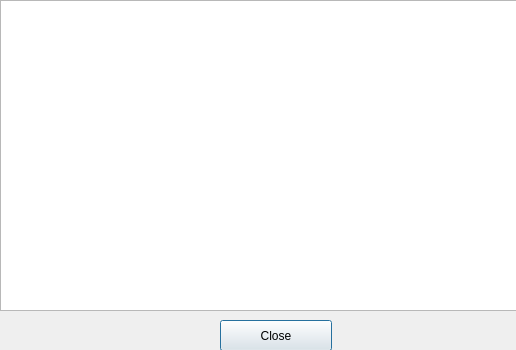
Old version of the form poledancer_about.ui in the repository ajventer/poledancer.
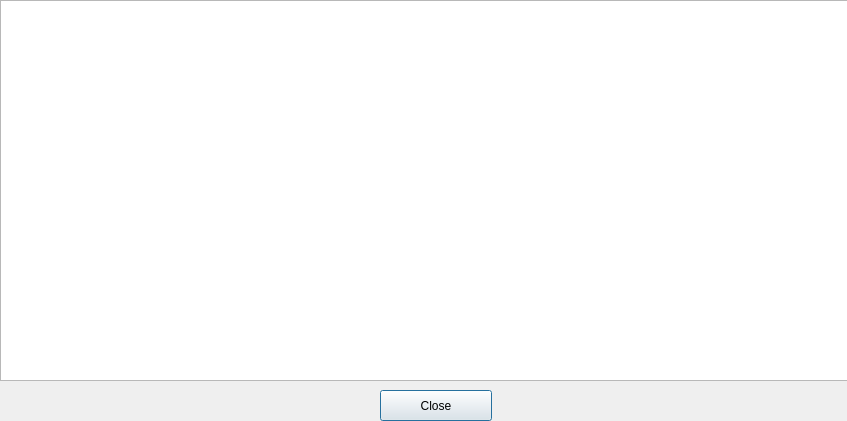
New version of the form.

Commit message: License dialog working

Patch:
```diff
--- a/poledancer_about.ui
+++ b/poledancer_about.ui
@@ -6,8 +6,8 @@
    <rect>
     <x>0</x>
     <y>0</y>
-    <width>516</width>
-    <height>350</height>
+    <width>847</width>
+    <height>421</height>
    </rect>
   </property>
   <property name="focusPolicy">
@@ -19,8 +19,8 @@
   <widget class="QPushButton" name="CloseAboutBtn">
    <property name="geometry">
     <rect>
-     <x>220</x>
-     <y>320</y>
+     <x>380</x>
+     <y>390</y>
      <width>112</width>
      <height>31</height>
     </rect>
@@ -34,8 +34,8 @@
     <rect>
      <x>0</x>
      <y>0</y>
-     <width>521</width>
-     <height>311</height>
+     <width>851</width>
+     <height>381</height>
     </rect>
    </property>
    <property name="verticalScrollBarPolicy">
```
The commit also changes 6 other files.
